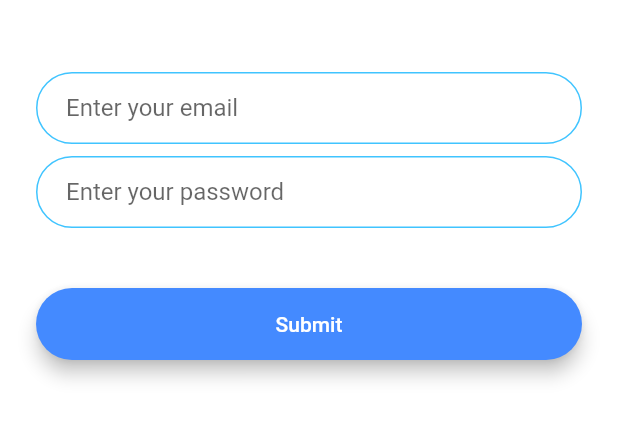
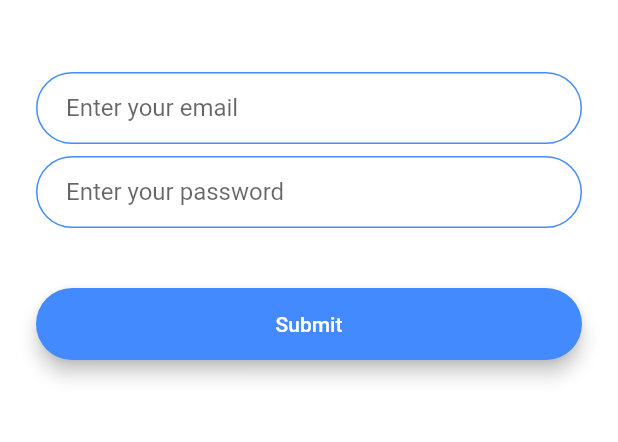
Before and after one commit to PascalJK/flash_chat, a Flutter app: the RegistrationScreen screen opened by its route, on a phone screen of 412 x 824 dp, the part 576-1018 px from its top. Run offline on Flutter 3.47's test engine with Material 2 defaults, Android fonts, the phone set to English and light mode, and no system bars; our stand-ins replace animated_text_kit.

Commit message:
- code refactoring (my way)

```diff
--- a/lib/constants.dart
+++ b/lib/constants.dart
@@ -18,26 +18,7 @@ const kMessageContainerDecoration = BoxDecoration(
   ),
 );
 
-const kTextFieldDecoration = InputDecoration(
-  hintText: "",
-  contentPadding: EdgeInsets.symmetric(vertical: 10.0, horizontal: 20.0),
-  border: OutlineInputBorder(
-    borderRadius: BorderRadius.all(Radius.circular(32.0)),
-  ),
-  enabledBorder: OutlineInputBorder(
-    borderSide: BorderSide(color: Colors.lightBlueAccent, width: 1.0),
-    borderRadius: BorderRadius.all(Radius.circular(32.0)),
-  ),
-  focusedBorder: OutlineInputBorder(
-    borderSide: BorderSide(color: Colors.lightBlueAccent, width: 2.0),
-    borderRadius: BorderRadius.all(Radius.circular(32.0)),
-  ),
-);
-
-const kLogo = "assets/images/logo.png";
-
-class Constants {
-  static InputDecoration inputDecorationStyle(
+InputDecoration kTextFieldDecoration(
     {required String hint, required Color color}) {
   return InputDecoration(
     hintText: hint,
@@ -56,4 +37,5 @@ class Constants {
     ),
   );
 }
-}
+
+const kLogo = "assets/images/logo.png";
--- a/lib/screens/registration_screen.dart
+++ b/lib/screens/registration_screen.dart
@@ -34,16 +34,16 @@ class _RegistrationScreenState extends State<RegistrationScreen> {
               onChanged: (value) {
                 //Do something with the user input.
               },
-              decoration:
-                  kTextFieldDecoration.copyWith(hintText: "Enter your email"),
+              decoration: kTextFieldDecoration(
+                  hint: "Enter your email", color: Colors.blueAccent),
             ),
             const SizedBox(height: 8.0),
             TextField(
               onChanged: (value) {
                 //Do something with the user input.
               },
-              decoration: kTextFieldDecoration.copyWith(
-                  hintText: "Enter your password"),
+              decoration: kTextFieldDecoration(
+                  hint: "Enter your password", color: Colors.blueAccent),
             ),
             const SizedBox(height: 24.0),
             RoundedButton(
```
Also changed, not shown: lib/screens/login_screen.dart (+4 -4 lines). Lines whose indentation alone changed are shown as unchanged.
